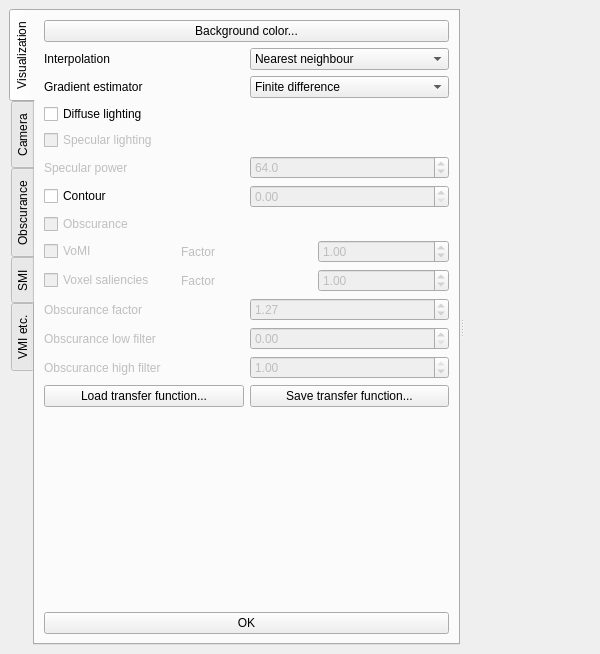
Qt form starviewer/src/extensions/playground/experimental3d/qexperimental3dextensionbase.ui (starviewer-medical/starviewer) before a commit.
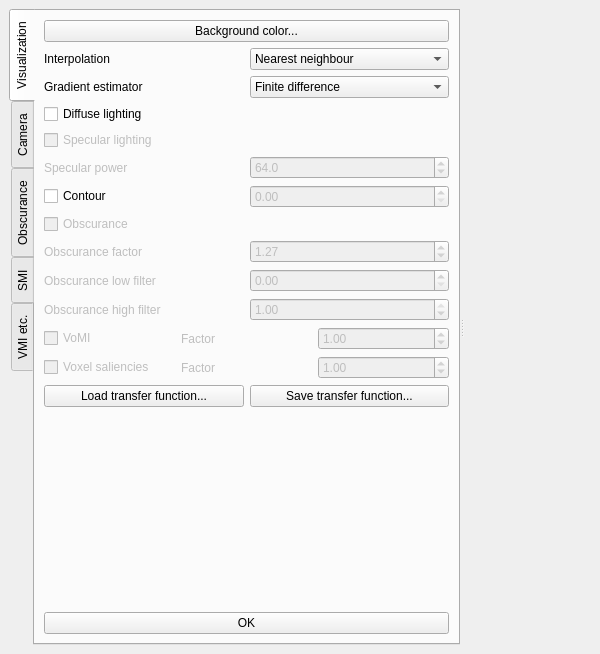
The same form after that commit. Custom widgets are drawn as their Qt base class.

Commit message: ENH: Moguts alguns controls a QExperimental3DExtensionBase.

What changed in the file:
```diff
--- a/starviewer/src/extensions/playground/experimental3d/qexperimental3dextensionbase.ui
+++ b/starviewer/src/extensions/playground/experimental3d/qexperimental3dextensionbase.ui
@@ -220,86 +220,6 @@
           </property>
          </widget>
         </item>
-        <item>
-         <layout class="QHBoxLayout" name="horizontalLayout_4" >
-          <item>
-           <widget class="QCheckBox" name="m_vomiCheckBox" >
-            <property name="enabled" >
-             <bool>false</bool>
-            </property>
-            <property name="text" >
-             <string>VoMI</string>
-            </property>
-           </widget>
-          </item>
-          <item>
-           <widget class="QLabel" name="m_vomiFactorLabel" >
-            <property name="enabled" >
-             <bool>false</bool>
-            </property>
-            <property name="text" >
-             <string>Factor</string>
-            </property>
-           </widget>
-          </item>
-          <item>
-           <widget class="QDoubleSpinBox" name="m_vomiFactorDoubleSpinBox" >
-            <property name="enabled" >
-             <bool>false</bool>
-            </property>
-            <property name="maximum" >
-             <double>100.000000000000000</double>
-            </property>
-            <property name="singleStep" >
-             <double>0.100000000000000</double>
-            </property>
-            <property name="value" >
-             <double>1.000000000000000</double>
-            </property>
-           </widget>
-          </item>
-         </layout>
-        </item>
-        <item>
-         <layout class="QHBoxLayout" name="horizontalLayout" >
-          <item>
-           <widget class="QCheckBox" name="m_voxelSalienciesCheckBox" >
-            <property name="enabled" >
-             <bool>false</bool>
-            </property>
-            <property name="text" >
-             <string>Voxel saliencies</string>
-            </property>
-           </widget>
-          </item>
-          <item>
-           <widget class="QLabel" name="m_voxelSalienciesFactorLabel" >
-            <property name="enabled" >
-             <bool>false</bool>
-            </property>
-            <property name="text" >
-             <string>Factor</string>
-            </property>
-           </widget>
-          </item>
-          <item>
-           <widget class="QDoubleSpinBox" name="m_voxelSalienciesFactorDoubleSpinBox" >
-            <property name="enabled" >
-             <bool>false</bool>
-            </property>
-            <property name="maximum" >
-             <double>100.000000000000000</double>
-            </property>
-            <property name="singleStep" >
-             <double>0.100000000000000</double>
-            </property>
-            <property name="value" >
-             <double>1.000000000000000</double>
-            </property>
-           </widget>
-          </item>
-         </layout>
-        </item>
         <item>
          <layout class="QHBoxLayout" >
           <property name="spacing" >
@@ -405,6 +325,86 @@
           </item>
          </layout>
         </item>
+        <item>
+         <layout class="QHBoxLayout" name="horizontalLayout_4" >
+          <item>
+           <widget class="QCheckBox" name="m_vomiCheckBox" >
+            <property name="enabled" >
+             <bool>false</bool>
+            </property>
+            <property name="text" >
+             <string>VoMI</string>
+            </property>
+           </widget>
+          </item>
+          <item>
+           <widget class="QLabel" name="m_vomiFactorLabel" >
+            <property name="enabled" >
+             <bool>false</bool>
+            </property>
+            <property name="text" >
+             <string>Factor</string>
+            </property>
+           </widget>
+          </item>
+          <item>
+           <widget class="QDoubleSpinBox" name="m_vomiFactorDoubleSpinBox" >
+            <property name="enabled" >
+             <bool>false</bool>
+            </property>
+            <property name="maximum" >
+             <double>100.000000000000000</double>
+            </property>
+            <property name="singleStep" >
+             <double>0.100000000000000</double>
+            </property>
+            <property name="value" >
+             <double>1.000000000000000</double>
+            </property>
+           </widget>
+          </item>
+         </layout>
+        </item>
+        <item>
+         <layout class="QHBoxLayout" name="horizontalLayout" >
+          <item>
+           <widget class="QCheckBox" name="m_voxelSalienciesCheckBox" >
+            <property name="enabled" >
+             <bool>false</bool>
+            </property>
+            <property name="text" >
+             <string>Voxel saliencies</string>
+            </property>
+           </widget>
+          </item>
+          <item>
+           <widget class="QLabel" name="m_voxelSalienciesFactorLabel" >
+            <property name="enabled" >
+             <bool>false</bool>
+            </property>
+            <property name="text" >
+             <string>Factor</string>
+            </property>
+           </widget>
+          </item>
+          <item>
+           <widget class="QDoubleSpinBox" name="m_voxelSalienciesFactorDoubleSpinBox" >
+            <property name="enabled" >
+             <bool>false</bool>
+            </property>
+            <property name="maximum" >
+             <double>100.000000000000000</double>
+            </property>
+            <property name="singleStep" >
+             <double>0.100000000000000</double>
+            </property>
+            <property name="value" >
+             <double>1.000000000000000</double>
+            </property>
+           </widget>
+          </item>
+         </layout>
+        </item>
         <item>
          <layout class="QHBoxLayout" >
           <property name="spacing" >
```
Left out of the diff: 1 changed line with no effect on the pictures.
